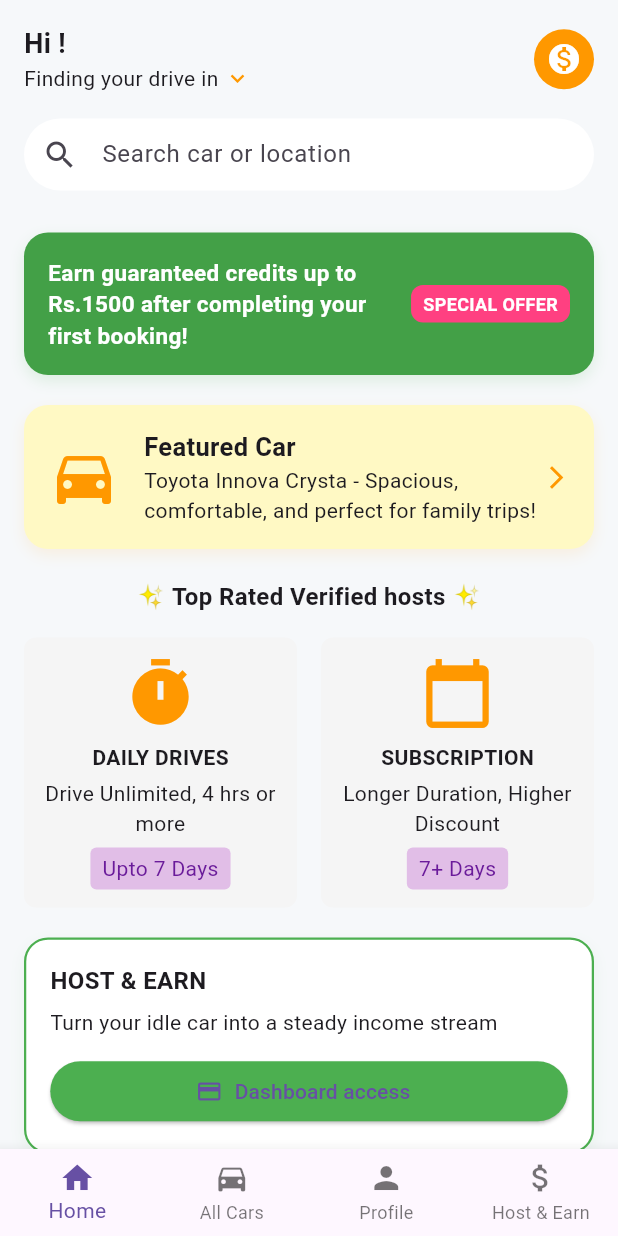
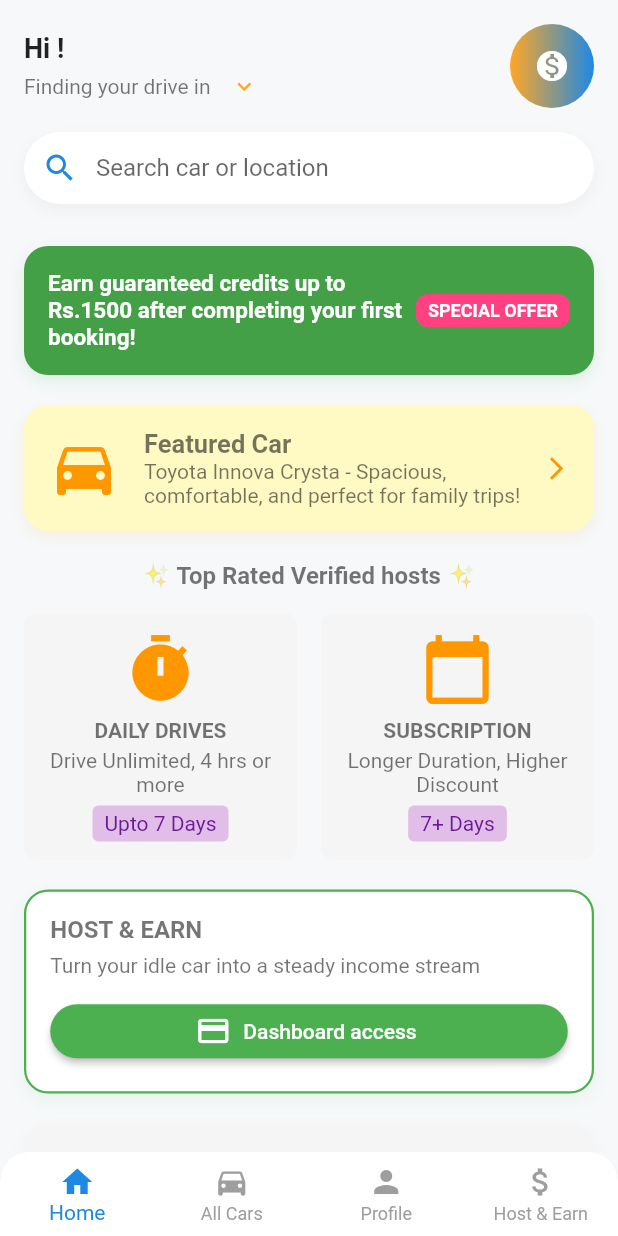
Before and after one commit to Siddhant2974/RentMyRide1, a Flutter app: the screen it shows once a user with an empty profile is signed in, on a phone screen of 412 x 824 dp. Run offline on Flutter 3.47's test engine with Material 3 defaults, Android fonts, the light colour scheme and no system bars; our stand-ins replace cloud_firestore, firebase_auth, firebase_core, firebase_storage, image_picker; missing offline and left inert: firebase_app_check; accounts and stored records are empty.

Commit message:
ui: initial revamp — theme, header, search, profile tweaks, mytrips, car details

```diff
--- a/lib/booking_page.dart
+++ b/lib/booking_page.dart
@@ -110,10 +110,7 @@ class _BookingPageState extends State<BookingPage> {
   @override
   Widget build(BuildContext context) {
     return Scaffold(
-      appBar: AppBar(
-        title: Text('Book ${widget.car.name}'),
-        backgroundColor: Colors.orange,
-      ),
+      appBar: AppBar(title: Text('Book ${widget.car.name}')),
       body: Padding(
         padding: const EdgeInsets.all(16.0),
         child: Column(
@@ -141,9 +138,7 @@ class _BookingPageState extends State<BookingPage> {
                           ? 'Start date'
                           : _startDate!.toLocal().toString().split(' ')[0],
                     ),
-                    style: ElevatedButton.styleFrom(
-                      backgroundColor: Colors.green,
-                    ),
+                    style: ElevatedButton.styleFrom(),
                   ),
                 ),
                 SizedBox(width: 12),
@@ -155,9 +150,7 @@ class _BookingPageState extends State<BookingPage> {
                           ? 'End date'
                           : _endDate!.toLocal().toString().split(' ')[0],
                     ),
-                    style: ElevatedButton.styleFrom(
-                      backgroundColor: Colors.green,
-                    ),
+                    style: ElevatedButton.styleFrom(),
                   ),
                 ),
               ],
@@ -180,7 +173,6 @@ class _BookingPageState extends State<BookingPage> {
               child: ElevatedButton(
                 onPressed: _booking ? null : _book,
                 style: ElevatedButton.styleFrom(
-                  backgroundColor: Colors.orange,
                   padding: EdgeInsets.symmetric(vertical: 14),
                 ),
                 child: _booking
--- a/lib/main.dart
+++ b/lib/main.dart
@@ -13,6 +13,9 @@ import 'services/user_service.dart';
 import 'services/car_service.dart';
 import 'models/car_model.dart';
 import 'all_cars_page.dart';
+import 'theme.dart';
+import 'widgets/search_bar.dart';
+import 'widgets/header_widget.dart';
 
 void main() async {
   WidgetsFlutterBinding.ensureInitialized();
@@ -42,14 +45,24 @@ class RentMyRideApp extends StatelessWidget {
 
   @override
   Widget build(BuildContext context) {
-    // Use authentication gate (show LoginPage when not signed in)
+    // Provide a ThemeNotifier for runtime theme switching and use AppTheme
+    return ChangeNotifierProvider<ThemeNotifier>(
+      create: (_) => ThemeNotifier(),
+      child: Consumer<ThemeNotifier>(
+        builder: (context, themeNotifier, _) {
           return MaterialApp(
             debugShowCheckedModeBanner: false,
+            theme: AppTheme.lightTheme,
+            darkTheme: AppTheme.darkTheme,
+            themeMode: themeNotifier.themeMode,
             home: AuthGate(),
             routes: {
               // Named route so LoginPage can navigate to the main screen without importing main.dart
               '/main': (context) => MainScreen(),
             },
+          );
+        },
+      ),
     );
   }
 }
@@ -126,7 +139,21 @@ class _MainScreenState extends State<MainScreen> {
   Widget build(BuildContext context) {
     return Scaffold(
       body: SafeArea(child: _pages[_selectedIndex]),
-      bottomNavigationBar: BottomNavigationBar(
+      bottomNavigationBar: ClipRRect(
+        borderRadius: BorderRadius.only(
+          topLeft: Radius.circular(20),
+          topRight: Radius.circular(20),
+        ),
+        child: Container(
+          decoration: BoxDecoration(
+            color:
+                Theme.of(context).bottomNavigationBarTheme.backgroundColor ??
+                Colors.white,
+            boxShadow: [
+              BoxShadow(color: Colors.black.withOpacity(0.04), blurRadius: 8),
+            ],
+          ),
+          child: BottomNavigationBar(
             type: BottomNavigationBarType.fixed,
             currentIndex: _selectedIndex,
             onTap: _onItemTapped,
@@ -136,12 +163,17 @@ class _MainScreenState extends State<MainScreen> {
                 icon: Icon(Icons.directions_car),
                 label: 'All Cars',
               ),
-          BottomNavigationBarItem(icon: Icon(Icons.person), label: 'Profile'),
+              BottomNavigationBarItem(
+                icon: Icon(Icons.person),
+                label: 'Profile',
+              ),
               BottomNavigationBarItem(
                 icon: Icon(Icons.attach_money),
                 label: 'Host & Earn',
               ),
             ],
+          ),
+        ),
       ),
     );
   }
@@ -173,68 +205,11 @@ class _HomePageState extends State<HomePage> {
         child: ListView(
           padding: EdgeInsets.all(16),
           children: [
-            // Header
-            Row(
-              mainAxisAlignment: MainAxisAlignment.spaceBetween,
-              children: [
-                Column(
-                  crossAxisAlignment: CrossAxisAlignment.start,
-                  children: [
-                    Text(
-                      "Hi ${userModel?.displayName != null ? userModel!.displayName!.split(' ').first : 'there'}!",
-                      style: TextStyle(
-                        fontSize: 18,
-                        fontWeight: FontWeight.bold,
-                      ),
-                    ),
-                    Row(
-                      children: [
-                        Text(
-                          "Finding your drive in ",
-                          style: TextStyle(fontSize: 14),
-                        ),
-                        Text(
-                          userModel?.location ?? "Nashik",
-                          style: TextStyle(
-                            fontSize: 14,
-                            fontWeight: FontWeight.bold,
-                            color: Colors.orange,
-                          ),
-                        ),
-                        Icon(
-                          Icons.keyboard_arrow_down,
-                          size: 18,
-                          color: Colors.orange,
-                        ),
-                      ],
-                    ),
-                  ],
-                ),
-                CircleAvatar(
-                  backgroundColor: Colors.orange,
-                  child: Icon(Icons.monetization_on, color: Colors.white),
-                ),
-              ],
-            ),
+            // Header (refactored)
+            HeaderWidget(userModel: userModel),
             SizedBox(height: 16),
             // Search Bar
-            TextField(
-              decoration: InputDecoration(
-                hintText: "Search car or location",
-                prefixIcon: Icon(Icons.search),
-                filled: true,
-                fillColor: Colors.white,
-                contentPadding: EdgeInsets.symmetric(
-                  vertical: 0,
-                  horizontal: 16,
-                ),
-                border: OutlineInputBorder(
-                  borderRadius: BorderRadius.circular(30),
-                  borderSide: BorderSide.none,
-                ),
-              ),
-              onChanged: _filterCars,
-            ),
+            AppSearchBar(onChanged: _filterCars),
 
             SizedBox(height: 12),
 
--- a/lib/my_trips.dart
+++ b/lib/my_trips.dart
@@ -35,7 +35,6 @@ class _MyTripsPageState extends State<MyTripsPage> {
     return Scaffold(
       backgroundColor: Color(0xFFF6F8FA),
       appBar: AppBar(
-        backgroundColor: Colors.orange,
         elevation: 0,
         title: Text("My Trips", style: TextStyle(fontWeight: FontWeight.bold)),
         centerTitle: true,
@@ -91,11 +90,11 @@ class _MyTripsPageState extends State<MyTripsPage> {
               return Container(
                 margin: EdgeInsets.only(bottom: 18),
                 decoration: BoxDecoration(
-                  color: Colors.white,
+                  color: Theme.of(context).cardColor,
                   borderRadius: BorderRadius.circular(18),
                   boxShadow: [
                     BoxShadow(
-                      color: Colors.orange.withOpacity(0.08),
+                      color: Colors.black.withOpacity(0.04),
                       blurRadius: 8,
                       offset: Offset(0, 4),
                     ),
@@ -108,10 +107,12 @@ class _MyTripsPageState extends State<MyTripsPage> {
                   ),
                   leading: CircleAvatar(
                     radius: 28,
-                    backgroundColor: Colors.orange[100],
+                    backgroundColor: Theme.of(
+                      context,
+                    ).colorScheme.secondary.withOpacity(0.15),
                     child: Icon(
                       Icons.directions_car,
-                      color: Colors.orange,
+                      color: Theme.of(context).colorScheme.secondary,
                       size: 32,
                     ),
                   ),
@@ -154,7 +155,9 @@ class _MyTripsPageState extends State<MyTripsPage> {
                         ),
                         decoration: BoxDecoration(
                           color: (trip['status'] ?? '') == 'Upcoming'
-                              ? Colors.green[100]
+                              ? Theme.of(
+                                  context,
+                                ).colorScheme.secondary.withOpacity(0.12)
                               : Colors.grey[300],
                           borderRadius: BorderRadius.circular(12),
                         ),
@@ -162,7 +165,7 @@ class _MyTripsPageState extends State<MyTripsPage> {
                           (trip['status'] ?? ''),
                           style: TextStyle(
                             color: (trip['status'] ?? '') == 'Upcoming'
-                                ? Colors.green[800]
+                                ? Theme.of(context).colorScheme.secondary
                                 : Colors.grey[800],
                             fontWeight: FontWeight.bold,
                             fontSize: 12,
--- a/lib/profile_page.dart
+++ b/lib/profile_page.dart
@@ -10,6 +10,7 @@ import 'package:image_picker/image_picker.dart';
 import 'package:firebase_storage/firebase_storage.dart';
 import 'dart:io' show File;
 import 'package:flutter/foundation.dart' show kIsWeb;
+import 'theme.dart';
 
 class ProfilePage extends StatefulWidget {
   const ProfilePage({super.key});
@@ -191,20 +192,27 @@ class _ProfilePageState extends State<ProfilePage> {
     final authUser = FirebaseAuth.instance.currentUser;
 
     return Scaffold(
-      backgroundColor: Color(0xFFF6F8FA),
+      backgroundColor: Theme.of(context).scaffoldBackgroundColor,
       appBar: AppBar(
-        backgroundColor: Colors.orange,
         elevation: 0,
-        title: Text(
-          "My Profile",
-          style: TextStyle(fontWeight: FontWeight.bold),
-        ),
+        title: Text("My Profile"),
         centerTitle: true,
         actions: [
           IconButton(
-            icon: Icon(Icons.settings, color: Colors.white),
-            onPressed: () {},
+            icon: Icon(Icons.brightness_6),
+            onPressed: () {
+              // toggle theme
+              // use provider ThemeNotifier if available
+              try {
+                final notifier = Provider.of<ThemeNotifier>(
+                  context,
+                  listen: false,
+                );
+                notifier.toggle();
+              } catch (_) {}
+            },
           ),
+          IconButton(icon: Icon(Icons.settings), onPressed: () {}),
         ],
       ),
       body: ListView(
@@ -214,11 +222,11 @@ class _ProfilePageState extends State<ProfilePage> {
           Container(
             padding: EdgeInsets.all(16),
             decoration: BoxDecoration(
-              color: Colors.white,
+              color: Theme.of(context).cardColor,
               borderRadius: BorderRadius.circular(16),
               boxShadow: [
                 BoxShadow(
-                  color: Colors.orange.withOpacity(0.08),
+                  color: Colors.black.withOpacity(0.04),
                   blurRadius: 8,
                   offset: Offset(0, 4),
                 ),
@@ -229,9 +237,19 @@ class _ProfilePageState extends State<ProfilePage> {
                 Stack(
                   alignment: Alignment.center,
                   children: [
-                    CircleAvatar(
+                    Container(
+                      decoration: BoxDecoration(
+                        shape: BoxShape.circle,
+                        border: Border.all(
+                          color: Theme.of(context).colorScheme.secondary,
+                          width: 2,
+                        ),
+                      ),
+                      child: CircleAvatar(
                         radius: 38,
-                      backgroundColor: Colors.orange,
+                        backgroundColor: Theme.of(
+                          context,
+                        ).colorScheme.secondary,
                         backgroundImage: (_uploadedPhotoUrl != null)
                             ? NetworkImage(_uploadedPhotoUrl!) as ImageProvider
                             : (userModel?.photoUrl != null)
@@ -243,12 +261,13 @@ class _ProfilePageState extends State<ProfilePage> {
                             ? Icon(Icons.person, size: 48, color: Colors.white)
                             : null,
                       ),
+                    ),
                     Positioned(
                       right: -6,
                       bottom: -6,
                       child: IconButton(
                         icon: Icon(Icons.camera_alt, color: Colors.white),
-                        color: Colors.orange,
+                        color: Theme.of(context).colorScheme.secondary,
                         onPressed: () => _pickAndUploadPhoto(userModel),
                       ),
                     ),
--- /dev/null
+++ b/lib/theme.dart
@@ -0,0 +1,124 @@
+import 'package:flutter/material.dart';
+
+/// Centralized theme and colors for the UI revamp.
+class AppColors {
+  AppColors._();
+
+  static const Color primary = Color(0xFF1E88E5); // blue
+  static const Color accent = Color(0xFFFFA726); // orange
+  static const Color background = Color(0xFFF6F8FA);
+  static const Color card = Colors.white;
+  static const Color success = Color(0xFF4CAF50);
+  static const Color error = Color(0xFFEF5350);
+}
+
+class AppTheme {
+  AppTheme._();
+
+  static final ThemeData lightTheme = ThemeData(
+    primaryColor: AppColors.primary,
+    colorScheme: ColorScheme.fromSeed(
+      seedColor: AppColors.primary,
+      primary: AppColors.primary,
+      secondary: AppColors.accent,
+    ),
+    scaffoldBackgroundColor: AppColors.background,
+    appBarTheme: AppBarTheme(
+      backgroundColor: Colors.transparent,
+      elevation: 0,
+      iconTheme: IconThemeData(color: Colors.black87),
+      titleTextStyle: TextStyle(
+        fontSize: 18,
+        fontWeight: FontWeight.w700,
+        color: Colors.black87,
+      ),
+    ),
+    bottomNavigationBarTheme: BottomNavigationBarThemeData(
+      selectedItemColor: AppColors.primary,
+      unselectedItemColor: Colors.grey,
+      elevation: 8,
+      backgroundColor: Colors.white,
+      showUnselectedLabels: true,
+    ),
+    cardTheme: CardThemeData(
+      color: AppColors.card,
+      elevation: 6,
+      shape: RoundedRectangleBorder(borderRadius: BorderRadius.circular(14)),
+    ),
+    elevatedButtonTheme: ElevatedButtonThemeData(
+      style: ElevatedButton.styleFrom(
+        backgroundColor: AppColors.primary,
+        foregroundColor: Colors.white,
+        shape: RoundedRectangleBorder(borderRadius: BorderRadius.circular(12)),
+      ),
+    ),
+    textTheme: TextTheme(
+      displayLarge: TextStyle(
+        fontSize: 28,
+        fontWeight: FontWeight.bold,
+        color: Colors.black87,
+      ),
+      titleLarge: TextStyle(
+        fontSize: 18,
+        fontWeight: FontWeight.w700,
+        color: Colors.black87,
+      ),
+      bodyLarge: TextStyle(fontSize: 16, color: Colors.black87),
+      bodyMedium: TextStyle(fontSize: 14, color: Colors.black54),
+    ),
+    visualDensity: VisualDensity.adaptivePlatformDensity,
+    useMaterial3: false,
+  );
+
+  static final ThemeData darkTheme = ThemeData.dark().copyWith(
+    primaryColor: AppColors.primary,
+    scaffoldBackgroundColor: Color(0xFF0F1720),
+    appBarTheme: AppBarTheme(
+      backgroundColor: Colors.transparent,
+      elevation: 0,
+      iconTheme: IconThemeData(color: Colors.white70),
+      titleTextStyle: TextStyle(
+        fontSize: 18,
+        fontWeight: FontWeight.w700,
+        color: Colors.white70,
+      ),
+    ),
+    bottomNavigationBarTheme: BottomNavigationBarThemeData(
+      selectedItemColor: AppColors.accent,
+      unselectedItemColor: Colors.grey,
+      backgroundColor: Color(0xFF0B1220),
+    ),
+    cardTheme: CardThemeData(
+      color: Color(0xFF111316),
+      elevation: 6,
+      shape: RoundedRectangleBorder(borderRadius: BorderRadius.circular(14)),
+    ),
+    elevatedButtonTheme: ElevatedButtonThemeData(
+      style: ElevatedButton.styleFrom(
+        backgroundColor: AppColors.accent,
+        foregroundColor: Colors.black,
+        shape: RoundedRectangleBorder(borderRadius: BorderRadius.circular(12)),
+      ),
+    ),
+  );
+}
+
+/// Simple ChangeNotifier to hold ThemeMode so we can toggle later from UI.
+class ThemeNotifier extends ChangeNotifier {
+  ThemeMode _mode = ThemeMode.system;
+
+  ThemeMode get themeMode => _mode;
+
+  void setThemeMode(ThemeMode m) {
+    _mode = m;
+    notifyListeners();
+  }
+
+  void toggle() {
+    if (_mode == ThemeMode.light)
+      _mode = ThemeMode.dark;
+    else
+      _mode = ThemeMode.light;
+    notifyListeners();
+  }
+}
--- /dev/null
+++ b/lib/widgets/header_widget.dart
@@ -0,0 +1,74 @@
+import 'package:flutter/material.dart';
+import '../models/user_model.dart';
+
+class HeaderWidget extends StatelessWidget {
+  final UserModel? userModel;
+
+  const HeaderWidget({super.key, this.userModel});
+
+  @override
+  Widget build(BuildContext context) {
+    final name = userModel?.displayName != null
+        ? userModel!.displayName!.split(' ').first
+        : 'there';
+    final location = userModel?.location ?? 'Nashik';
+
+    return Row(
+      mainAxisAlignment: MainAxisAlignment.spaceBetween,
+      children: [
+        Column(
+          crossAxisAlignment: CrossAxisAlignment.start,
+          children: [
+            Text('Hi $name!', style: Theme.of(context).textTheme.titleLarge),
+            SizedBox(height: 6),
+            Row(
+              children: [
+                Text(
+                  'Finding your drive in ',
+                  style: Theme.of(context).textTheme.bodyMedium,
+                ),
+                SizedBox(width: 6),
+                GestureDetector(
+                  onTap: () {},
+                  child: Row(
+                    children: [
+                      Text(
+                        location,
+                        style: TextStyle(
+                          fontWeight: FontWeight.bold,
+                          color: Theme.of(context).colorScheme.secondary,
+                        ),
+                      ),
+                      SizedBox(width: 4),
+                      Icon(
+                        Icons.keyboard_arrow_down,
+                        size: 18,
+                        color: Theme.of(context).colorScheme.secondary,
+                      ),
+                    ],
+                  ),
+                ),
+              ],
+            ),
+          ],
+        ),
+        Container(
+          decoration: BoxDecoration(
+            gradient: LinearGradient(
+              colors: [
+                Theme.of(context).colorScheme.secondary,
+                Theme.of(context).colorScheme.primary,
+              ],
+            ),
+            shape: BoxShape.circle,
+          ),
+          padding: EdgeInsets.all(8),
+          child: CircleAvatar(
+            backgroundColor: Colors.transparent,
+            child: Icon(Icons.monetization_on, color: Colors.white),
+          ),
+        ),
+      ],
+    );
+  }
+}
--- /dev/null
+++ b/lib/widgets/search_bar.dart
@@ -0,0 +1,41 @@
+import 'package:flutter/material.dart';
+
+class AppSearchBar extends StatelessWidget {
+  final String hint;
+  final ValueChanged<String>? onChanged;
+
+  const AppSearchBar({
+    super.key,
+    this.hint = 'Search car or location',
+    this.onChanged,
+  });
+
+  @override
+  Widget build(BuildContext context) {
+    return Container(
+      decoration: BoxDecoration(
+        color: Theme.of(context).cardColor,
+        borderRadius: BorderRadius.circular(30),
+        boxShadow: [
+          BoxShadow(
+            color: Colors.black.withOpacity(0.04),
+            blurRadius: 8,
+            offset: Offset(0, 4),
+          ),
+        ],
+      ),
+      child: TextField(
+        onChanged: onChanged,
+        decoration: InputDecoration(
+          hintText: hint,
+          prefixIcon: Icon(
+            Icons.search,
+            color: Theme.of(context).colorScheme.primary,
+          ),
+          border: InputBorder.none,
+          contentPadding: EdgeInsets.symmetric(vertical: 14, horizontal: 16),
+        ),
+      ),
+    );
+  }
+}
```
Lines whose indentation alone changed are shown as unchanged.
